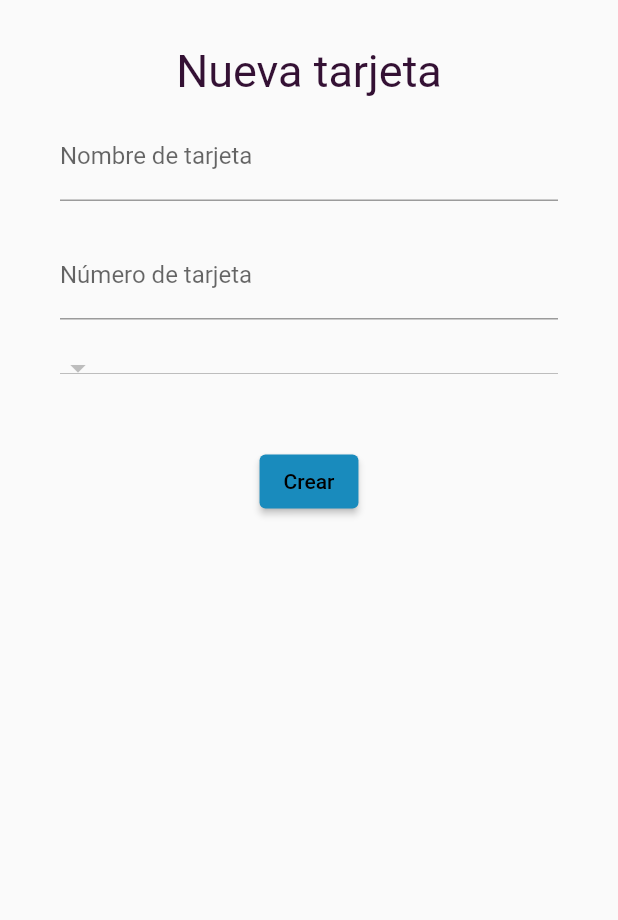
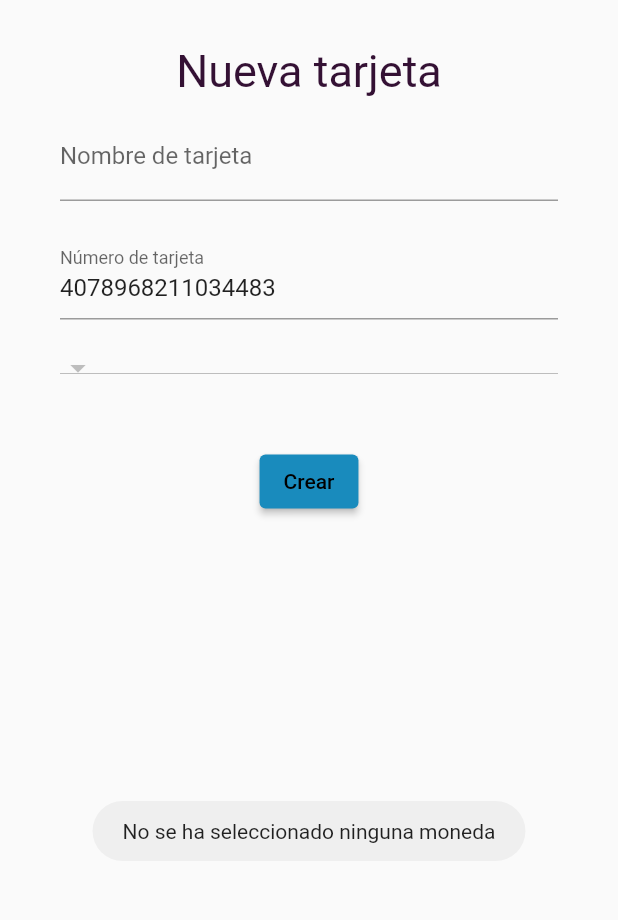
Before and after one commit to alu0100769609/DXWallet, a Flutter app: the AddVisa screen opened by its route, after a tap on "Crear", on a phone screen of 412 x 824 dp, the part 279-1199 px from its top. Run offline on Flutter 3.47's test engine with Material 2 defaults, Android fonts, the phone set to English and light mode, and no system bars; our stand-ins replace fluttertoast, shared_preferences; accounts and stored records are empty; network calls fail.

Commit message:
AddNewVisa funcionando

```diff
--- a/lib/constants/Constants.dart
+++ b/lib/constants/Constants.dart
@@ -42,6 +42,8 @@ const String LOGIN_URL = 'https://sebt.es/adexe/dxwallet/app/login.php';
 const String REGISTER_URL = 'https://sebt.es/adexe/dxwallet/app/register.php';
 const String GET_VISAS_URL = 'https://sebt.es/adexe/dxwallet/app/getListOfVisas.php';
 const String GET_CURRENCIES_URL = 'https://sebt.es/adexe/dxwallet/app/getCurrencies.php';
+//const String GET_VISA_NUMBER_URL = 'https://sebt.es/adexe/dxwallet/app/getVisaNumber.php';
+const String ADD_NEW_VISA_URL = 'https://sebt.es/adexe/dxwallet/app/addNewVisa.php';
 
 const String LARGE_LOGO_ROUTE = "assets/images/LogoAlargado.jpg";
 const String SMALL_LOGO_ROUTE = "assets/images/LogoCuadrado.png";
--- a/lib/constants/Strings.dart
+++ b/lib/constants/Strings.dart
@@ -6,6 +6,7 @@ const String askNoAccount_str = "¿No tienes cuenta?";
 const String createAccount_str = "Crear cuenta";
 const String create_str = "Crear";
 const String currency_str = "Moneda asociada";
+const String defaultVisaName_str = "Mi tarjeta";
 const String differentPassword_str = "Las contraseñas no coinciden";
 const String email_str = "Correo electrónico";
 const String forgotPassword_str = "¿Has olvidado la contraseña?";
--- a/lib/views/AddVisa.dart
+++ b/lib/views/AddVisa.dart
@@ -1,3 +1,5 @@
+import 'dart:math';
+
 import 'package:flutter/material.dart';
 import 'package:fluttertoast/fluttertoast.dart';
 
@@ -25,8 +27,24 @@ class _AddVisaState extends State<AddVisa> {
   final TextEditingController _txtVisaNumber = TextEditingController();
   final TextEditingController _txtCurrency = TextEditingController();
 
+  late String dni;
+  late Map<dynamic, dynamic> currenciesMap;
+  late String selectedCurrencyId;
   late String selectedOption;
   List<dynamic> stringOfCurrencies = [];
+
+  String getRandVisaNumber() {
+    String visaNumber ='';
+    Random random;
+
+    visaNumber = '4'; // El primer dígito siempre es 4 para las tarjetas Visa
+    random = Random();
+    for (int i = 0; i < 15; i++) {
+      visaNumber += random.nextInt(10)
+          .toString(); // Genera dígitos aleatorios del 0 al 9
+    }
+    return visaNumber;
+  }
 
   bool allDataIsOk() {
     if (_txtVisaName.text.isEmpty ||
@@ -40,9 +58,9 @@ class _AddVisaState extends State<AddVisa> {
   Future<void> currencies() async {
     // ...resto de la función...
     // Realiza las operaciones para obtener las monedas
-    Map<dynamic, dynamic> currencies = await getCurrencies(); // Ejemplo: función para obtener las monedas desde algún lugar
+    currenciesMap = await getCurrencies();
 
-    List<dynamic> currenciesBody = currencies['body'];
+    List<dynamic> currenciesBody = currenciesMap['body'];
     List<String> resultList = [""];
     for (var currency in currenciesBody) {
       String name = currency['nombre'];
@@ -53,8 +71,15 @@ class _AddVisaState extends State<AddVisa> {
     }
     setState(() {
       if (DEBUGMODE && debugThis)
-        print("MONEDAS: ${currencies}");
+        print("MONEDAS: ${currenciesMap}");
       stringOfCurrencies = resultList;
+    });
+  }
+
+  void loadDNI() async {
+    String? loadedDNI = await DniStorage.loadDNI();
+    setState(() {
+      dni = loadedDNI!;
     });
   }
 
@@ -63,6 +88,9 @@ class _AddVisaState extends State<AddVisa> {
     super.initState();
     selectedOption = ''; // Establecer el elemento inicial seleccionado
     currencies();
+    loadDNI();
+
+    _txtVisaNumber.text = getRandVisaNumber();
   }
 
   @override
@@ -163,35 +191,39 @@ class _AddVisaState extends State<AddVisa> {
                 /// Crear tarjeta
                 ElevatedButton(
                     onPressed: () async {
-                      print("MONEDAS: ${await getCurrencies()}"); // TODO: CONTINUAR DESDE AQUÍ
+                      if (DEBUGMODE && debugThis)
+                        print("MONEDA SELECCIONADA: ${selectedOption}");
+                      // Obtiene el ID de la moneda seleccionada
+                      if (selectedOption.isNotEmpty) {
+                        int selectedCurrencyIndex = stringOfCurrencies.indexOf(selectedOption);
+                        selectedCurrencyId = currenciesMap['body'][selectedCurrencyIndex - 1]['id'];
 
-                      // petición
-                      if (checkedValue!) {
-                        if (allDataIsOk()) {
+                        // Muestra el ID de la moneda seleccionada
+                        if (DEBUGMODE && debugThis)
+                          print("ID DE MONEDA SELECCIONADA: ${selectedCurrencyId}");
+
                         Map<String, String> data = {
-                            "dni": await DniStorage.loadDNI().toString(),
-                            "nombre_tarjeta": _txtVisaName.text,
+                          "dni": dni,
+                          "nombre_tarjeta": _txtVisaName.text.isEmpty ? defaultVisaName_str : _txtVisaName.text,
                           "numero_tarjeta": _txtVisaNumber.text,
-                            "moneda": _txtCurrency.text,
+                          "id_moneda": selectedCurrencyId,
                         };
-                          sendRegister(data).then((Map response) {
+                        if (DEBUGMODE && debugThis)
+                          print("DATOS A ENVIAR: ${data}");
+                        addNewVisa(data).then((Map response) {
                           if (response["success"] == "1") { // Si se enviaron los datos
                             Fluttertoast.showToast(msg: "${response["body"]}");
-                              Navigator.pushReplacementNamed(context, "/");
+                            Navigator.pushReplacementNamed(context, "VisaList");
                           }
                           else {
                             Fluttertoast.showToast(msg: "Respuesta: ${response["body"]}");
                           }
                         });
-                          Fluttertoast.showToast(msg: "Registro completo");
-                        }
-                        else {
-                          Fluttertoast.showToast(msg: "Rellena todos los campos para continuar");
-                        }
-                      }
-                      else {
-                        Fluttertoast.showToast(
-                            msg: "Debes aceptar las políticas de privacidad");
+                        Fluttertoast.showToast(msg: "Tarjeta creada");
+                      } else {
+                        if (DEBUGMODE && debugThis)
+                          print("NO SE HA SELECCIONADO NINGUNA MONEDA");
+                        Fluttertoast.showToast(msg: "No se ha seleccionado ninguna moneda");
                       }
                     },
                     style: ButtonStyle(
```
Also changed, not shown: lib/connection/Connections.dart (+71 -0 lines). Lines whose indentation alone changed are shown as unchanged.
